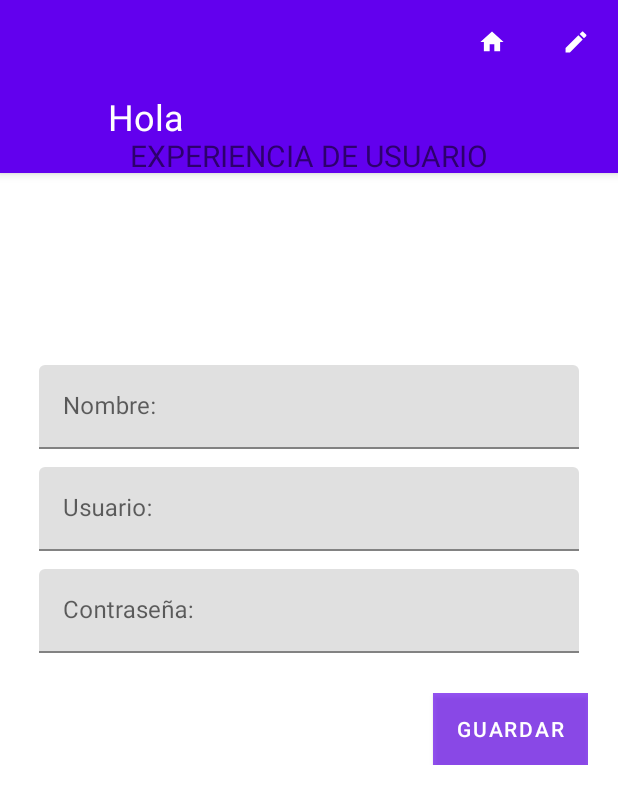
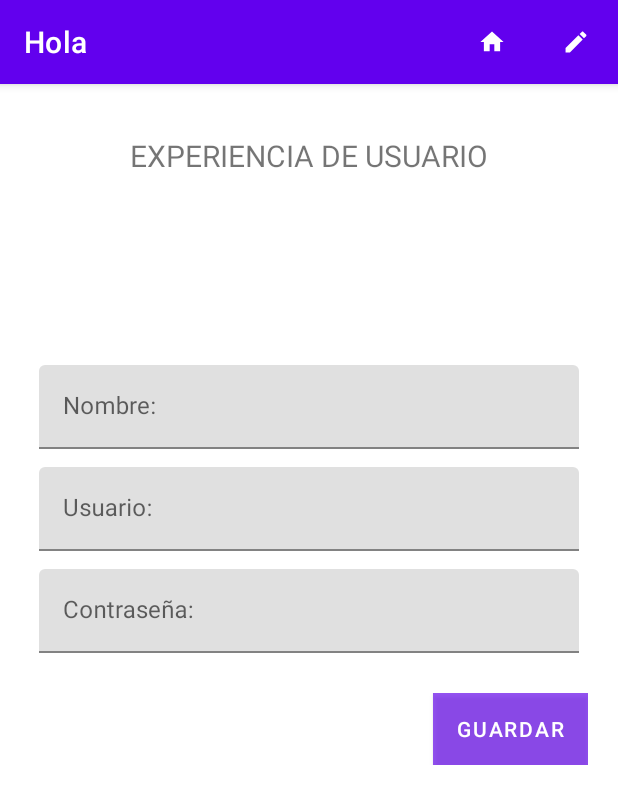
Before and after one commit to jairalejandro000/appFragment, an Android app: the MainActivity screen opened directly, with no data from a screen before it, after a tap on "ACEPTAR", on a phone screen of 412 x 824 dp. Shown: the top 804 px of the screen. Run offline under Robolectric (Android 15) with nearby library versions, the phone set to English and light mode, and no system bars; 2 other taps on this screen came first.

Commit message:
Funciona de nuevo

```diff
--- a/app/src/main/res/layout/activity_main.xml
+++ b/app/src/main/res/layout/activity_main.xml
@@ -6,20 +6,10 @@
     android:layout_height="match_parent"
     tools:context=".MainActivity"
     android:id="@+id/container">
-    <androidx.coordinatorlayout.widget.CoordinatorLayout
-    android:layout_width="match_parent"
-    android:layout_height="match_parent">
     <com.google.android.material.appbar.AppBarLayout
         android:layout_width="match_parent"
-        android:layout_height="115dp"
+        android:layout_height="wrap_content"
         >
-        <com.google.android.material.appbar.CollapsingToolbarLayout
-            android:layout_width="match_parent"
-            android:layout_height="match_parent"
-            app:expandedTitleMarginStart="72dp"
-            app:expandedTitleMarginBottom="28dp"
-            app:expandedTitleTextAppearance="@style/TextAppearance.App.CollapsingToolbar.Expanded"
-            app:collapsedTitleTextAppearance="@style/TextAppearance.App.CollapsingToolbar.Collapsed">
 
         <com.google.android.material.appbar.MaterialToolbar
             android:id="@+id/toolbar"
@@ -27,13 +17,11 @@
             android:layout_height="?attr/actionBarSize"
             app:title="Hola"
             app:menu="@menu/menu"
-            android:elevation="0dp"
             style="@style/Widget.MaterialComponents.Toolbar.Primary"
             />
 
-        </com.google.android.material.appbar.CollapsingToolbarLayout>
+    </com.google.android.material.appbar.AppBarLayout>
 
-    </com.google.android.material.appbar.AppBarLayout>
-</androidx.coordinatorlayout.widget.CoordinatorLayout>
+
 
 </FrameLayout>
```
